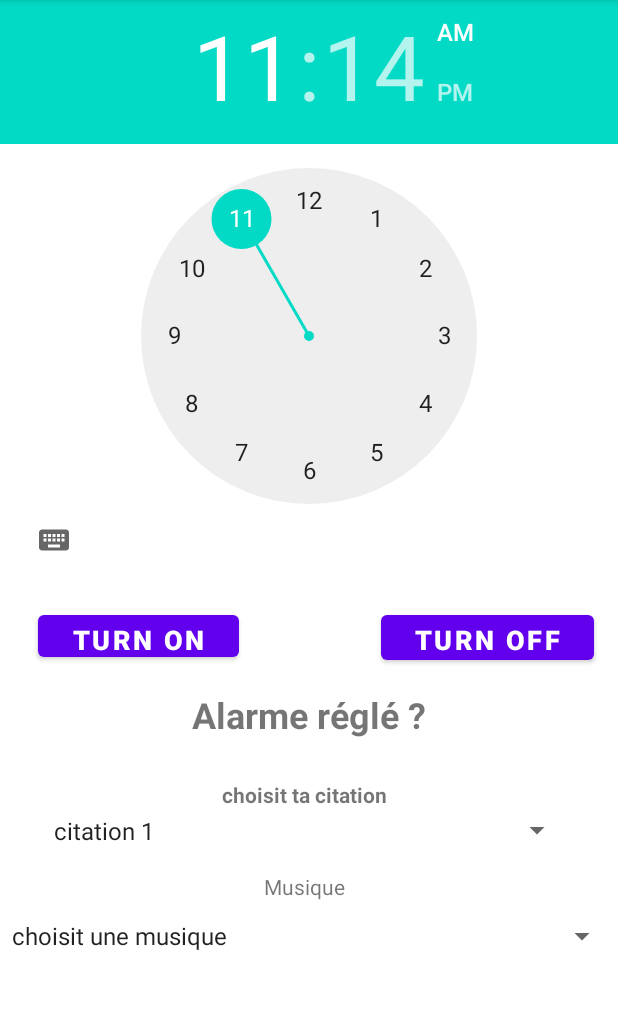
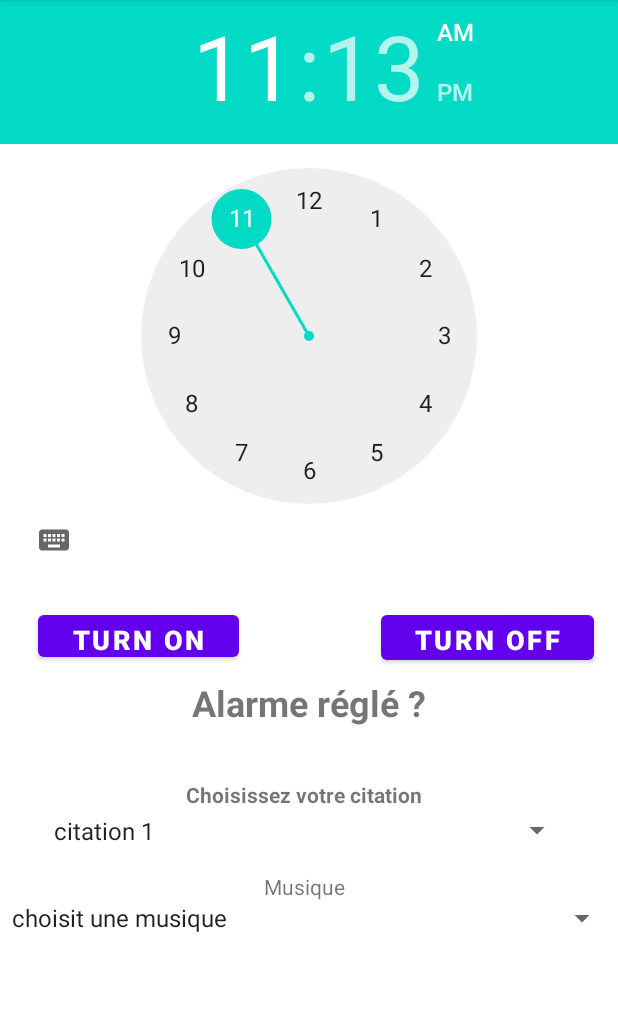
Before and after one commit to aruseus98/ProjetAlarmeV2, an Android app: the screen it shows after launch (MainActivity), on a phone screen of 412 x 824 dp, the part 84-1093 px from its top. Run offline under Robolectric (Android 15) with nearby library versions, the phone set to English and light mode, and no system bars.

Commit message:
modi text

```diff
--- a/app/src/main/res/layout/content_main.xml
+++ b/app/src/main/res/layout/content_main.xml
@@ -54,7 +54,7 @@
         android:layout_width="234dp"
         android:layout_height="77dp"
         android:layout_below="@+id/alarm_on"
-        android:layout_marginTop="16dp"
+        android:layout_marginTop="8dp"
         android:text="@string/alarme_r_gl"
         android:textAlignment="center"
         android:textSize="24sp"
@@ -80,9 +80,9 @@
         android:id="@+id/textView_citation"
         android:layout_width="wrap_content"
         android:layout_height="wrap_content"
-        android:layout_marginStart="148dp"
+        android:layout_marginStart="124dp"
         android:layout_marginTop="576dp"
-        android:text="@string/choisit_ta_citation"
+        android:text="Choisissez votre citation"
         android:textStyle="bold"
         app:layout_constraintStart_toStartOf="parent"
         app:layout_constraintTop_toTopOf="parent" />
@@ -91,7 +91,7 @@
         android:id="@+id/spinner_musique"
         android:layout_width="match_parent"
         android:layout_height="wrap_content"
-        android:layout_marginTop="668dp"
+        android:layout_marginTop="656dp"
         app:layout_constraintTop_toTopOf="parent"
         tools:layout_editor_absoluteX="0dp" />
 
```
